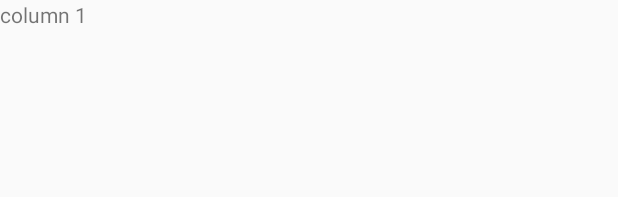
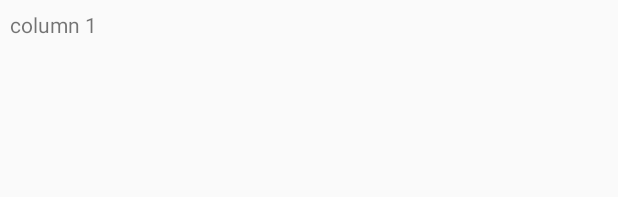
Before and after one commit to sharabiania/password-hints, an Android app: the layout record_info.xml on its own in the app's theme, with its tools: preview values and no code run, on a phone screen of 412 x 824 dp. Shown: the top 197 px of the screen. Run offline under Robolectric (Android 15) with nearby library versions, the phone set to English and light mode, and no system bars.

Commit message:
Add search filter, Update layout. WIP.

```diff
--- a/MyApplication/app/src/main/res/layout/record_info.xml
+++ b/MyApplication/app/src/main/res/layout/record_info.xml
@@ -1,17 +1,19 @@
 <?xml version="1.0" encoding="utf-8"?>
 <RelativeLayout xmlns:android="http://schemas.android.com/apk/res/android"
-                android:layout_width="fill_parent"
-                android:layout_height="wrap_content">
+                android:layout_width="match_parent"
+                android:layout_height="wrap_content"
+                android:padding="10px"
+>
     <TextView
             android:id="@+id/Id"
-            android:layout_width="wrap_content"
+            android:layout_width="match_parent"
             android:layout_height="wrap_content"
             android:text="column 1"
     />
 
     <TextView
             android:id="@+id/account"
-            android:layout_width="wrap_content"
+            android:layout_width="match_parent"
             android:layout_height="wrap_content"
             android:layout_below="@id/Id"
 
@@ -19,7 +21,7 @@
 
     <TextView
             android:id="@+id/username"
-            android:layout_width="wrap_content"
+            android:layout_width="match_parent"
             android:layout_height="wrap_content"
             android:layout_below="@id/account"
 
@@ -27,7 +29,7 @@
 
     <TextView
             android:id="@+id/passwordhint"
-            android:layout_width="wrap_content"
+            android:layout_width="match_parent"
             android:layout_height="wrap_content"
             android:layout_below="@id/username"
 
```
Also changed, not shown: MyApplication/app/src/main/java/com/alisharabiani/HintEntryDbHelper.java (+34 -0 lines), MyApplication/app/src/main/java/com/alisharabiani/MainActivity.java (+47 -16 lines), MyApplication/app/src/main/res/layout/activity_main.xml (+18 -9 lines).
